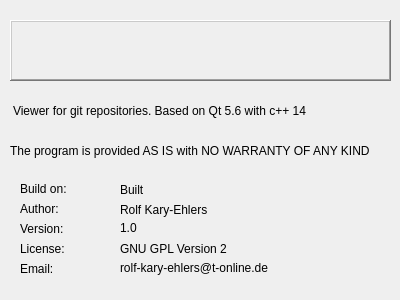
Rolloke/GUI-Apps, file source/aboutdlg.ui: the form before one commit.
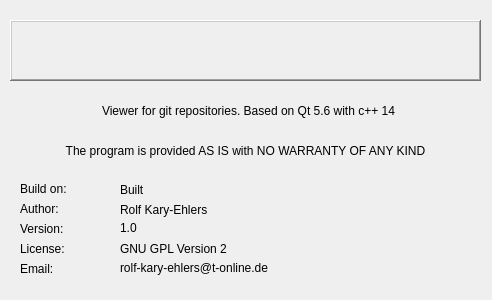
The form after the commit. Icons and pictures are not drawn.

Patch:
```diff
--- a/source/aboutdlg.ui
+++ b/source/aboutdlg.ui
@@ -6,7 +6,7 @@
    <rect>
     <x>0</x>
     <y>0</y>
-    <width>400</width>
+    <width>492</width>
     <height>300</height>
    </rect>
   </property>
@@ -31,7 +31,7 @@
     <rect>
      <x>120</x>
      <y>200</y>
-     <width>261</width>
+     <width>361</width>
      <height>20</height>
     </rect>
    </property>
@@ -57,7 +57,7 @@
     <rect>
      <x>120</x>
      <y>220</y>
-     <width>261</width>
+     <width>361</width>
      <height>16</height>
     </rect>
    </property>
@@ -83,7 +83,7 @@
     <rect>
      <x>120</x>
      <y>240</y>
-     <width>261</width>
+     <width>361</width>
      <height>17</height>
     </rect>
    </property>
@@ -96,7 +96,7 @@
     <rect>
      <x>10</x>
      <y>20</y>
-     <width>381</width>
+     <width>471</width>
      <height>61</height>
     </rect>
    </property>
@@ -162,13 +162,16 @@
     <rect>
      <x>10</x>
      <y>140</y>
-     <width>371</width>
+     <width>471</width>
      <height>21</height>
     </rect>
    </property>
    <property name="text">
     <string>The program is provided AS IS with NO WARRANTY OF ANY KIND</string>
    </property>
+   <property name="alignment">
+    <set>Qt::AlignCenter</set>
+   </property>
   </widget>
   <widget class="QLabel" name="labelEmail">
    <property name="geometry">
@@ -188,7 +191,7 @@
     <rect>
      <x>120</x>
      <y>260</y>
-     <width>261</width>
+     <width>361</width>
      <height>17</height>
     </rect>
    </property>
@@ -207,13 +210,16 @@
     <rect>
      <x>13</x>
      <y>90</y>
-     <width>371</width>
+     <width>471</width>
      <height>41</height>
     </rect>
    </property>
    <property name="text">
     <string>Viewer for git repositories. Based on Qt 5.6 with c++ 14</string>
    </property>
+   <property name="alignment">
+    <set>Qt::AlignCenter</set>
+   </property>
    <property name="wordWrap">
     <bool>true</bool>
    </property>
@@ -223,7 +229,7 @@
     <rect>
      <x>120</x>
      <y>180</y>
-     <width>261</width>
+     <width>361</width>
      <height>20</height>
     </rect>
    </property>
```
